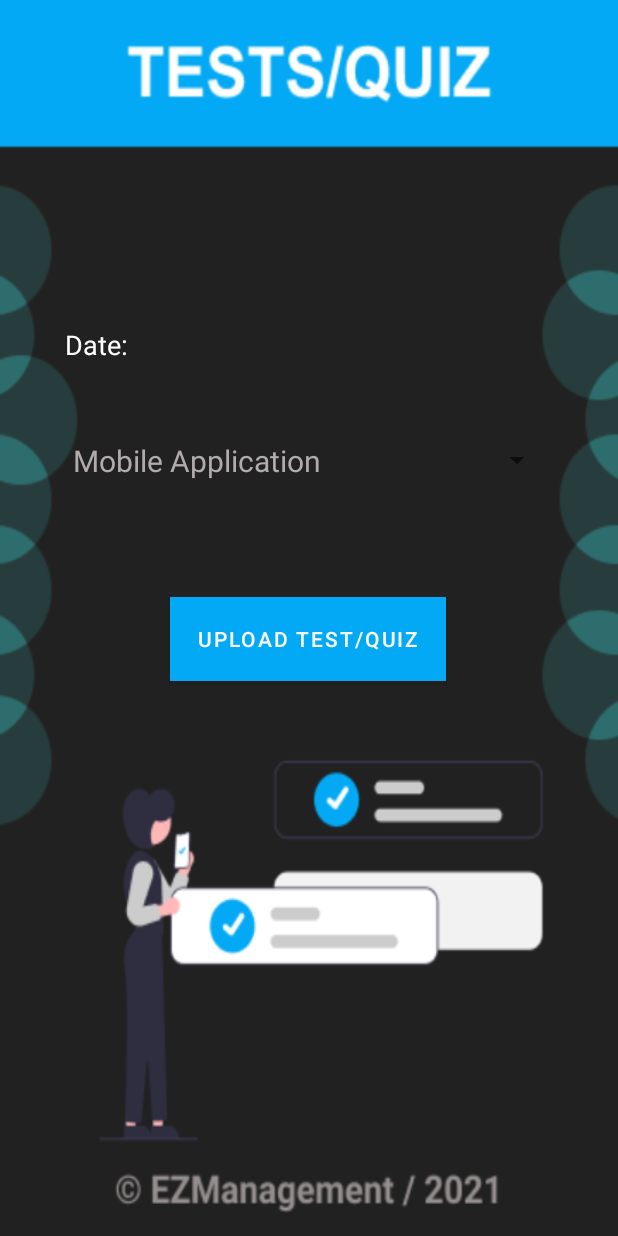
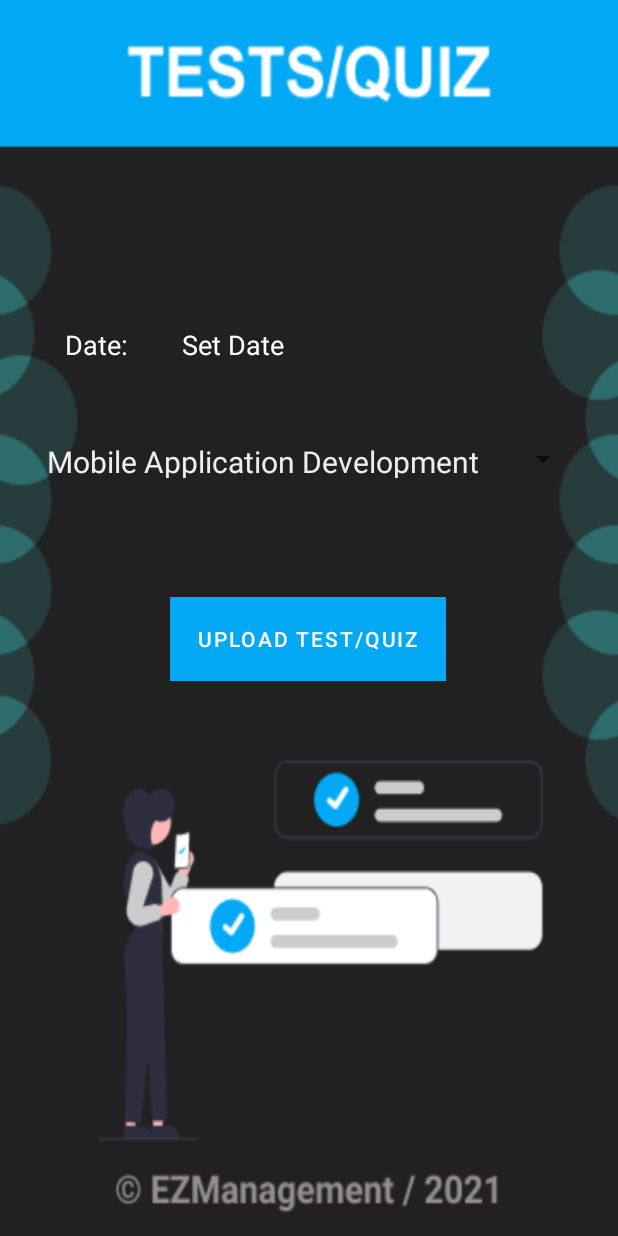
Before and after one commit to Amber-04/ezmanagement, an Android app: the test_fac screen opened directly, with no data from a screen before it, on a phone screen of 412 x 824 dp. Run offline under Robolectric (Android 15) with nearby library versions, the phone set to English and light mode, and no system bars; our stand-ins replace Firebase (no records; nobody signed in at launch, a user with empty details on screens opened directly).

Commit message:
addded date picker to faculty side fixed spinner's text color

```diff
--- a/app/src/main/java/com/example/ezmanagement/test_fac.java
+++ b/app/src/main/java/com/example/ezmanagement/test_fac.java
@@ -7,6 +7,7 @@ import androidx.core.app.ActivityCompat;
 import androidx.core.content.ContextCompat;
 
 import android.Manifest;
+import android.app.DatePickerDialog;
 import android.app.ProgressDialog;
 import android.content.Intent;
 import android.content.pm.PackageManager;
@@ -16,7 +17,9 @@ import android.view.View;
 import android.widget.AdapterView;
 import android.widget.ArrayAdapter;
 import android.widget.Button;
+import android.widget.DatePicker;
 import android.widget.Spinner;
+import android.widget.TextView;
 import android.widget.Toast;
 
 import com.google.android.gms.tasks.OnCompleteListener;
@@ -30,6 +33,9 @@ import com.google.firebase.storage.OnProgressListener;
 import com.google.firebase.storage.StorageReference;
 import com.google.firebase.storage.UploadTask;
 
+import java.text.SimpleDateFormat;
+import java.util.Calendar;
+
 public class test_fac extends AppCompatActivity implements AdapterView.OnItemSelectedListener{
     String[] courses = {"Mobile Application Development", "Data structures",
             "Software Engineering", "Artificial Intelligence",
@@ -40,6 +46,10 @@ public class test_fac extends AppCompatActivity implements AdapterView.OnItemSel
 
     Spinner spin;
     Button atn_btn;
+    TextView dateFormat;
+    int year;
+    int month;
+    int day;
     Uri pdfUri;
     @Override
     protected void onCreate(Bundle savedInstanceState) {
@@ -47,28 +57,44 @@ public class test_fac extends AppCompatActivity implements AdapterView.OnItemSel
         setContentView(R.layout.activity_test_fac);
         spin = findViewById(R.id.spinner_test_fac);
         atn_btn = findViewById(R.id.fac_test_btn);
+        dateFormat = findViewById(R.id.dateFormatID2);
         storage = FirebaseStorage.getInstance();
         database = FirebaseDatabase.getInstance();
 
 
-
         spin.setOnItemSelectedListener(this);
-        ArrayAdapter arrayAdapter = new ArrayAdapter(this,R.layout.spinner_item,courses);
+        ArrayAdapter arrayAdapter = new ArrayAdapter(this, R.layout.spinner_item, courses);
         arrayAdapter.setDropDownViewResource(android.R.layout.simple_spinner_dropdown_item);
         spin.setAdapter(arrayAdapter);
-        atn_btn.setOnClickListener(view ->{
-            if(ContextCompat.checkSelfPermission(test_fac.this, Manifest.permission.READ_EXTERNAL_STORAGE)== PackageManager.PERMISSION_GRANTED)
-            {
+        atn_btn.setOnClickListener(view -> {
+            if (ContextCompat.checkSelfPermission(test_fac.this, Manifest.permission.READ_EXTERNAL_STORAGE) == PackageManager.PERMISSION_GRANTED) {
                 selectPDF();
                 if (pdfUri != null) {
                     uploadFile(pdfUri);
                 }
+            } else {
+                ActivityCompat.requestPermissions(test_fac.this, new String[]{Manifest.permission.READ_EXTERNAL_STORAGE}, 9);
             }
-            else{
-                ActivityCompat.requestPermissions(test_fac.this, new String[]{Manifest.permission.READ_EXTERNAL_STORAGE}, 9);
-        }
         });
-        }
+
+
+        Calendar calendar = Calendar.getInstance();
+        dateFormat.setOnClickListener(new View.OnClickListener() {
+            public void onClick(View v) {
+                year = calendar.get(Calendar.YEAR);
+                month = calendar.get(Calendar.MONTH);
+                day = calendar.get(Calendar.DAY_OF_MONTH);
+                DatePickerDialog datePickerDialog = new DatePickerDialog(test_fac.this, new DatePickerDialog.OnDateSetListener() {
+                    @Override
+                    public void onDateSet(DatePicker view, int year, int month, int dayOfMonth) {
+                        dateFormat.setText(SimpleDateFormat.getDateInstance().format(calendar.getTime()));
+
+                    }
+                }, year, month, day);
+                datePickerDialog.show();
+            }
+        });
+    }
 
     private void uploadFile(Uri pdfUri) {
         progressDialog=new ProgressDialog(this);
--- a/app/src/main/res/layout/activity_report_fac.xml
+++ b/app/src/main/res/layout/activity_report_fac.xml
@@ -20,8 +20,8 @@
 
     <Spinner
         android:id="@+id/spinner_rep_fac"
-        android:layout_width="325dp"
-        android:layout_height="38dp"
+        android:layout_width="379dp"
+        android:layout_height="47dp"
         app:layout_constraintBottom_toBottomOf="parent"
         app:layout_constraintEnd_toEndOf="parent"
         app:layout_constraintStart_toStartOf="parent"
--- a/app/src/main/res/layout/activity_test_fac.xml
+++ b/app/src/main/res/layout/activity_test_fac.xml
@@ -6,6 +6,20 @@
     android:layout_height="match_parent"
     tools:context=".test_fac"
     android:background="@drawable/fac_test">
+
+    <TextView
+        android:id="@+id/dateFormatID2"
+        android:layout_width="199dp"
+        android:layout_height="31dp"
+        android:text="Set Date"
+        android:textColor="#FFFFFF"
+        android:textSize="18sp"
+        app:layout_constraintBottom_toBottomOf="parent"
+        app:layout_constraintEnd_toEndOf="parent"
+        app:layout_constraintHorizontal_bias="0.57"
+        app:layout_constraintStart_toStartOf="parent"
+        app:layout_constraintTop_toTopOf="parent"
+        app:layout_constraintVertical_bias="0.274" />
 
     <TextView
         android:id="@+id/textView4"
@@ -37,8 +51,8 @@
 
     <Spinner
         android:id="@+id/spinner_test_fac"
-        android:layout_width="325dp"
-        android:layout_height="38dp"
+        android:layout_width="360dp"
+        android:layout_height="35dp"
         app:layout_constraintBottom_toBottomOf="parent"
         app:layout_constraintEnd_toEndOf="parent"
         app:layout_constraintStart_toStartOf="parent"
--- a/app/src/main/res/layout/spinner_item.xml
+++ b/app/src/main/res/layout/spinner_item.xml
@@ -5,6 +5,6 @@
     android:layout_height="wrap_content"
     android:textSize="20sp"
     android:gravity="left"
-    android:textColor="#B1ABAB"
+    android:textColor="#f0eded"
     android:padding="5dip"
     />
```
Also changed, not shown: app/src/main/java/com/example/ezmanagement/attendance_fac.java (+28 -0 lines), app/src/main/res/layout/activity_attendance_fac.xml (+16 -3 lines).
